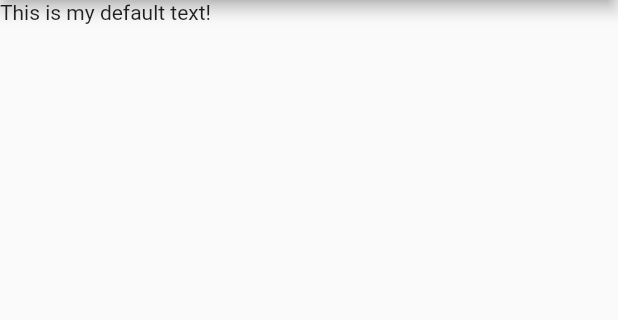
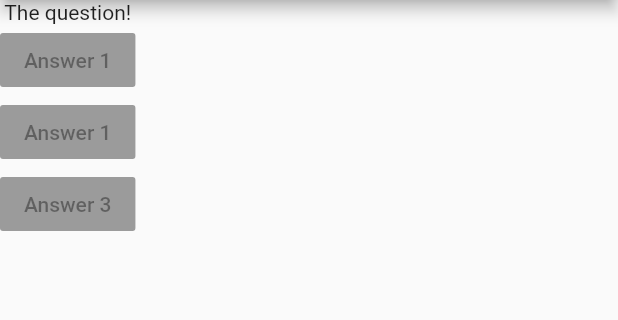
Before and after one commit to bbun0639/first_app, a Flutter app: the screen it shows after launch, on a phone screen of 412 x 824 dp, the part 84-404 px from its top. Run offline on Flutter 3.47's test engine with Material 2 defaults, Android fonts, the phone set to English and light mode, and no system bars.

Commit message:
Update main.dart
Basic text and button (like quiz answer)

```diff
--- a/lib/main.dart
+++ b/lib/main.dart
@@ -10,12 +10,32 @@ class MyApp extends StatelessWidget {
   //inheritance by 'extends'
   @override //decorator
   Widget build(BuildContext context) {
+    var questions = [
+      'What\'s your fav color?',
+      'What\'s your fav animal?',
+    ];
     return MaterialApp(
       home: Scaffold(
         appBar: AppBar(
           title: Text('My First App'),
         ),
-        body: Text('This is my default text!'),
+        body: Column(
+          children: [
+            Text('The question!'),
+            RaisedButton(
+              child: Text('Answer 1'),
+              onPressed: null,
+            ),
+            RaisedButton(
+              child: Text('Answer 1'),
+              onPressed: null,
+            ),
+            RaisedButton(
+              child: Text('Answer 3'),
+              onPressed: null,
+            ),
+          ],
+        ),
       ),
     );
   }
```
